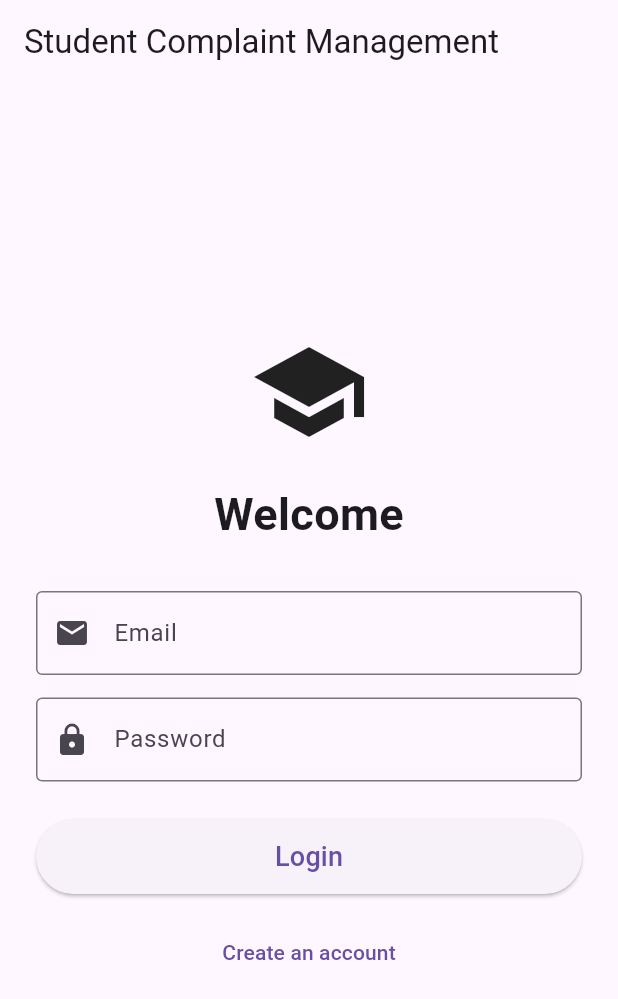
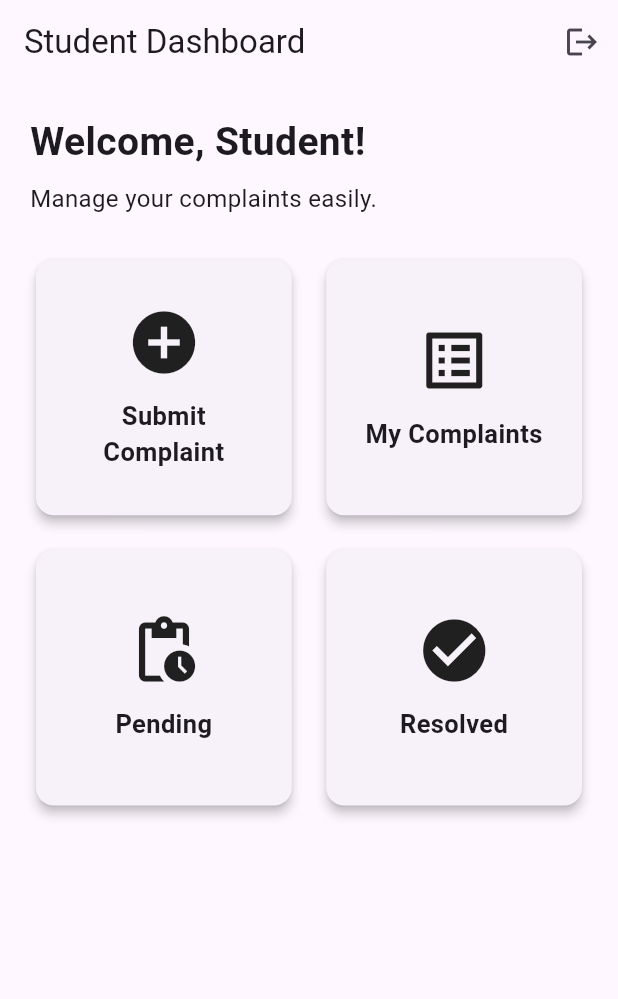
Before and after one commit to Navneetkumar3134/student-complaint-management-system, a Flutter app: the screen it shows after launch, after a tap on "Login", on a phone screen of 412 x 824 dp. Shown: the top 999 px of the screen. Run offline on Flutter 3.47's test engine with Material 3 defaults, Android fonts, the phone set to English and light mode, and no system bars.

Commit message:
Added complaint submission screen

```diff
--- a/lib/screens/login_screen.dart
+++ b/lib/screens/login_screen.dart
@@ -1,5 +1,6 @@
 import 'package:flutter/material.dart';
 import 'register_screen.dart';
+import 'student_dashboard.dart';
 
 class LoginScreen extends StatelessWidget {
   const LoginScreen({super.key});
@@ -57,7 +58,14 @@ class LoginScreen extends StatelessWidget {
               width: double.infinity,
               height: 50,
               child: ElevatedButton(
-                onPressed: () {},
+                onPressed: () {
+                  Navigator.pushReplacement(
+                    context,
+                   MaterialPageRoute(
+                     builder: (context) => const StudentDashboard(),
+                  ),
+                );
+              },
                 child: const Text(
                   'Login',
                   style: TextStyle(fontSize: 18),
--- a/lib/screens/student_dashboard.dart
+++ b/lib/screens/student_dashboard.dart
@@ -0,0 +1,133 @@
+import 'package:flutter/material.dart';
+import 'submit_complaint_screen.dart';
+
+class StudentDashboard extends StatelessWidget {
+  const StudentDashboard({super.key});
+
+  @override
+  Widget build(BuildContext context) {
+    return Scaffold(
+      appBar: AppBar(
+        title: const Text('Student Dashboard'),
+        actions: [
+          IconButton(
+            onPressed: () {
+              Navigator.pop(context);
+            },
+            icon: const Icon(Icons.logout),
+            tooltip: 'Logout',
+          ),
+        ],
+      ),
+      body: Padding(
+        padding: const EdgeInsets.all(20.0),
+        child: Column(
+          crossAxisAlignment: CrossAxisAlignment.start,
+          children: [
+            const Text(
+              'Welcome, Student!',
+              style: TextStyle(
+                fontSize: 26,
+                fontWeight: FontWeight.bold,
+              ),
+            ),
+
+            const SizedBox(height: 8),
+
+            const Text(
+              'Manage your complaints easily.',
+              style: TextStyle(
+                fontSize: 16,
+              ),
+            ),
+
+            const SizedBox(height: 25),
+
+            Expanded(
+              child: GridView.count(
+                crossAxisCount: 2,
+                crossAxisSpacing: 15,
+                mainAxisSpacing: 15,
+                children: [
+                  _dashboardCard(
+                    context,
+                    Icons.add_circle,
+                    'Submit Complaint',
+                    () {
+                      Navigator.push(
+                        context,
+                        MaterialPageRoute(
+                          builder: (context) =>
+                              const SubmitComplaintScreen(),
+                        ),
+                      );
+                    },
+                  ),
+
+                  _dashboardCard(
+                    context,
+                    Icons.list_alt,
+                    'My Complaints',
+                    () {},
+                  ),
+
+                  _dashboardCard(
+                    context,
+                    Icons.pending_actions,
+                    'Pending',
+                    () {},
+                  ),
+
+                  _dashboardCard(
+                    context,
+                    Icons.check_circle,
+                    'Resolved',
+                    () {},
+                  ),
+                ],
+              ),
+            ),
+          ],
+        ),
+      ),
+    );
+  }
+
+  Widget _dashboardCard(
+    BuildContext context,
+    IconData icon,
+    String title,
+    VoidCallback onTap,
+  ) {
+    return Card(
+      elevation: 3,
+      child: InkWell(
+        onTap: onTap,
+        borderRadius: BorderRadius.circular(12),
+        child: Padding(
+          padding: const EdgeInsets.all(16.0),
+          child: Column(
+            mainAxisAlignment: MainAxisAlignment.center,
+            children: [
+              Icon(
+                icon,
+                size: 50,
+              ),
+
+              const SizedBox(height: 12),
+
+              Text(
+                title,
+                textAlign: TextAlign.center,
+                style: const TextStyle(
+                  fontSize: 17,
+                  fontWeight: FontWeight.bold,
+                ),
+              ),
+            ],
+          ),
+        ),
+      ),
+    );
+  }
+}
```
Also changed, not shown: lib/screens/submit_complaint_screen.dart (+121 -0 lines).
